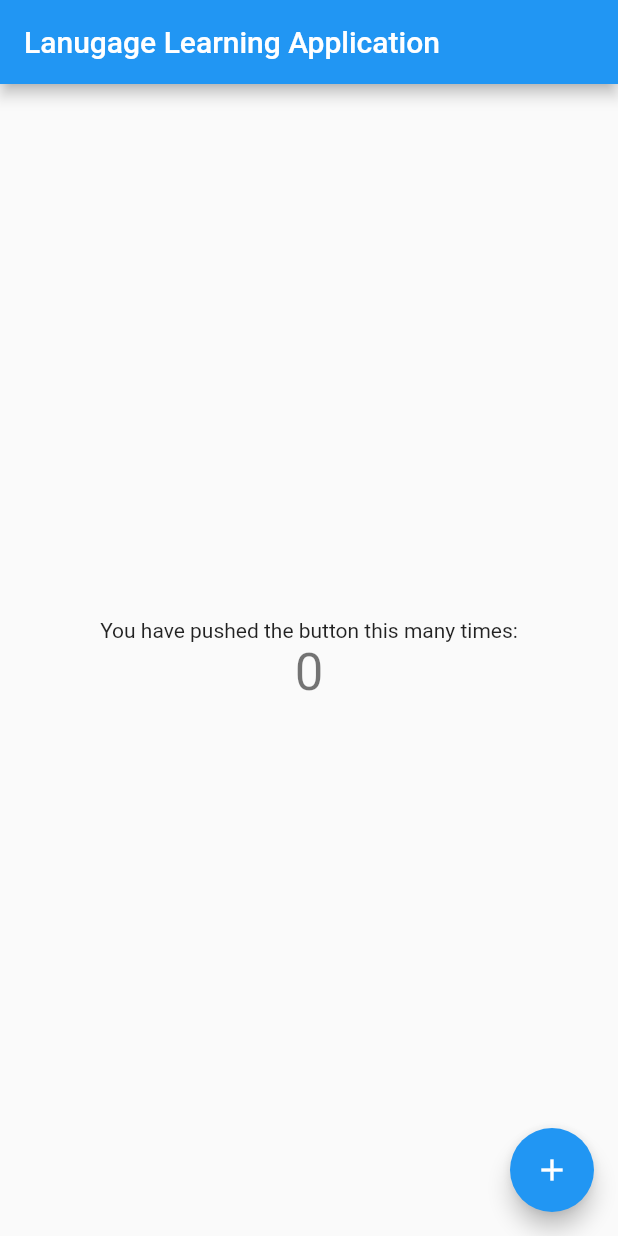
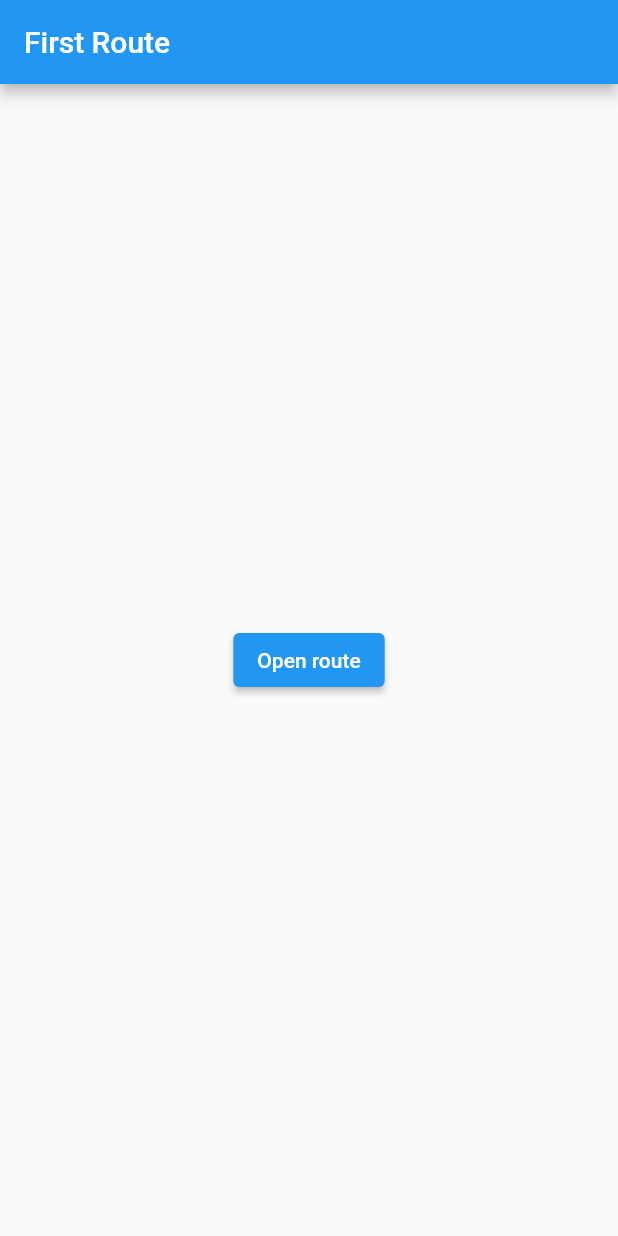
Before and after one commit to Suselfluf/UltimateLearningApp, a Flutter app: the screen it shows after launch, on a phone screen of 412 x 824 dp. Run offline on Flutter 3.47's test engine with Material 2 defaults, Android fonts, the phone set to English and light mode, and no system bars.

Commit message:
Two Screens

```diff
--- a/lib/main.dart
+++ b/lib/main.dart
@@ -15,92 +15,52 @@
       theme: ThemeData(
         primarySwatch: Colors.blue,
       ),
-      home: const MyHomePage(title: 'Lanugage Learning Application'),
+      home: const FirstRoute(),
     );
   }
 }
 
-class MyHomePage extends StatefulWidget {
-  const MyHomePage({super.key, required this.title});
-
-  // This widget is the home page of your application. It is stateful, meaning
-  // that it has a State object (defined below) that contains fields that affect
-  // how it looks.
-
-  // This class is the configuration for the state. It holds the values (in this
-  // case the title) provided by the parent (in this case the App widget) and
-  // used by the build method of the State. Fields in a Widget subclass are
-  // always marked "final".
-
-  final String title;
-
-  @override
-  State<MyHomePage> createState() => _MyHomePageState();
-}
-
-class _MyHomePageState extends State<MyHomePage> {
-  int _counter = 0;
-
-  void _incrementCounter() {
-    setState(() {
-      // This call to setState tells the Flutter framework that something has
-      // changed in this State, which causes it to rerun the build method below
-      // so that the display can reflect the updated values. If we changed
-      // _counter without calling setState(), then the build method would not be
-      // called again, and so nothing would appear to happen.
-      _counter++;
-    });
-  }
+class FirstRoute extends StatelessWidget {
+  const FirstRoute({super.key});
 
   @override
   Widget build(BuildContext context) {
-    // This method is rerun every time setState is called, for instance as done
-    // by the _incrementCounter method above.
-    //
-    // The Flutter framework has been optimized to make rerunning build methods
-    // fast, so that you can just rebuild anything that needs updating rather
-    // than having to individually change instances of widgets.
     return Scaffold(
       appBar: AppBar(
-        // Here we take the value from the MyHomePage object that was created by
-        // the App.build method, and use it to set our appbar title.
-        title: Text(widget.title),
+        title: const Text('First Route'),
       ),
       body: Center(
-        // Center is a layout widget. It takes a single child and positions it
-        // in the middle of the parent.
-        child: Column(
-          // Column is also a layout widget. It takes a list of children and
-          // arranges them vertically. By default, it sizes itself to fit its
-          // children horizontally, and tries to be as tall as its parent.
-          //
-          // Invoke "debug painting" (press "p" in the console, choose the
-          // "Toggle Debug Paint" action from the Flutter Inspector in Android
-          // Studio, or the "Toggle Debug Paint" command in Visual Studio Code)
-          // to see the wireframe for each widget.
-          //
-          // Column has various properties to control how it sizes itself and
-          // how it positions its children. Here we use mainAxisAlignment to
-          // center the children vertically; the main axis here is the vertical
-          // axis because Columns are vertical (the cross axis would be
-          // horizontal).
-          mainAxisAlignment: MainAxisAlignment.center,
-          children: <Widget>[
-            const Text(
-              'You have pushed the button this many times:',
-            ),
-            Text(
-              '$_counter',
-              style: Theme.of(context).textTheme.headline4,
-            ),
-          ],
+        child: ElevatedButton(
+          child: const Text('Open route'),
+          onPressed: () {
+            Navigator.push(
+              context,
+              MaterialPageRoute(builder: (context) => const SecondRoute()),
+            );
+          },
         ),
       ),
-      floatingActionButton: FloatingActionButton(
-        onPressed: _incrementCounter,
-        tooltip: 'Increment',
-        child: const Icon(Icons.add),
-      ), // This trailing comma makes auto-formatting nicer for build methods.
     );
   }
 }
+
+class SecondRoute extends StatelessWidget {
+  const SecondRoute({super.key});
+
+  @override
+  Widget build(BuildContext context) {
+    return Scaffold(
+      appBar: AppBar(
+        title: const Text('Second Route'),
+      ),
+      body: Center(
+        child: ElevatedButton(
+          onPressed: () {
+            Navigator.pop(context);
+          },
+          child: const Text('Go back!'),
+        ),
+      ),
+    );
+  }
+}
```
